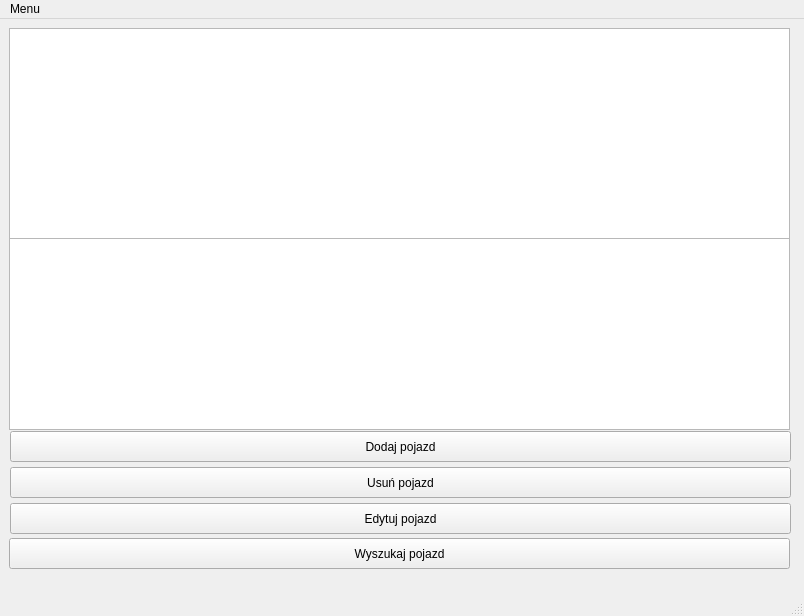
First picture: the form in mainwindow.ui, repository GregoryKoz/pk4Proj, before the edit.
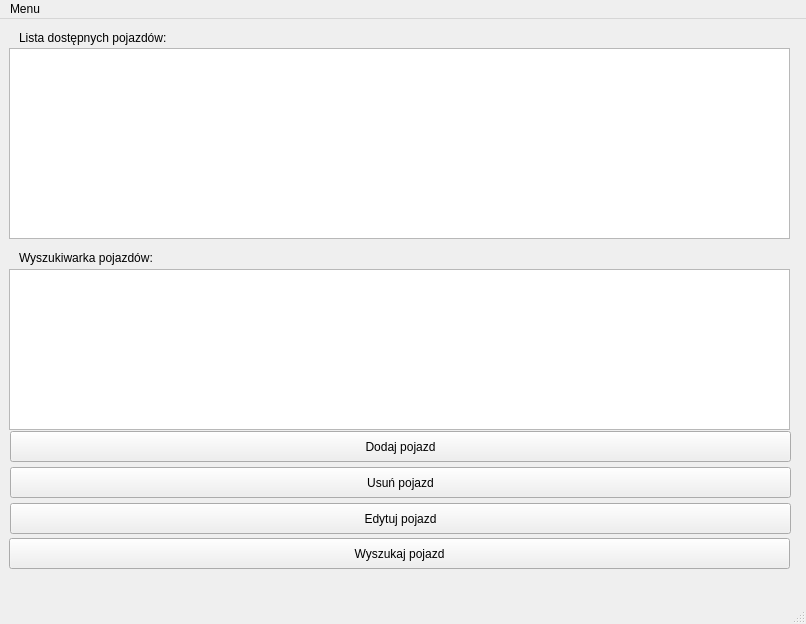
Second picture: the form after the edit. The open tabs and pages were chosen to show the change. Icons and pictures are not drawn.

Patch:
```diff
--- a/mainwindow.ui
+++ b/mainwindow.ui
@@ -6,8 +6,8 @@
    <rect>
     <x>0</x>
     <y>0</y>
-    <width>804</width>
-    <height>616</height>
+    <width>806</width>
+    <height>624</height>
    </rect>
   </property>
   <property name="windowTitle">
@@ -197,9 +197,9 @@
         <property name="geometry">
          <rect>
           <x>0</x>
-          <y>0</y>
+          <y>20</y>
           <width>781</width>
-          <height>211</height>
+          <height>191</height>
          </rect>
         </property>
        </widget>
@@ -207,9 +207,9 @@
         <property name="geometry">
          <rect>
           <x>0</x>
-          <y>210</y>
+          <y>241</y>
           <width>781</width>
-          <height>192</height>
+          <height>161</height>
          </rect>
         </property>
        </widget>
@@ -252,6 +252,32 @@
          <string>Edytuj pojazd</string>
         </property>
        </widget>
+       <widget class="QLabel" name="label_3">
+        <property name="geometry">
+         <rect>
+          <x>10</x>
+          <y>220</y>
+          <width>171</width>
+          <height>20</height>
+         </rect>
+        </property>
+        <property name="text">
+         <string>Wyszukiwarka pojazdów:</string>
+        </property>
+       </widget>
+       <widget class="QLabel" name="label_4">
+        <property name="geometry">
+         <rect>
+          <x>10</x>
+          <y>0</y>
+          <width>191</width>
+          <height>20</height>
+         </rect>
+        </property>
+        <property name="text">
+         <string>Lista dostępnych pojazdów:</string>
+        </property>
+       </widget>
       </widget>
       <widget class="QWidget" name="pageSprzedaz"/>
       <widget class="QWidget" name="pageRaporty"/>
@@ -265,7 +291,7 @@
     <rect>
      <x>0</x>
      <y>0</y>
-     <width>804</width>
+     <width>806</width>
      <height>26</height>
     </rect>
    </property>
```
Left out of the diff: 38 changed lines with no effect on the pictures.
